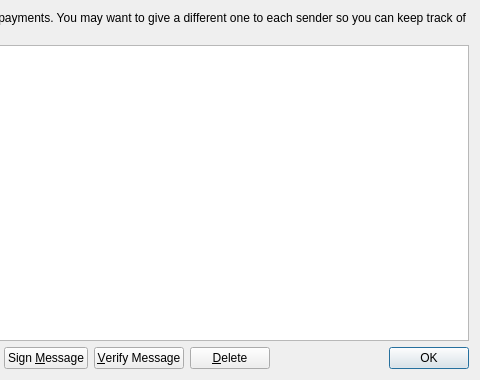
Above: src/qt/forms/addressbookpage.ui from WhitecoinCore/whitecoin before the change; both pictures show x 280 to 760 and y 0 to 380 of the 760 by 380 pixel window. Below: the same form after it.
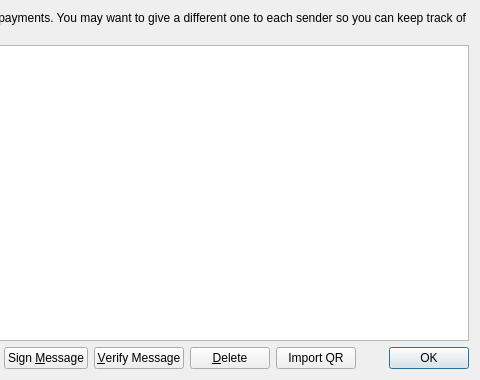
That is the form after the change.

What changed in the file:
```diff
--- a/src/qt/forms/addressbookpage.ui
+++ b/src/qt/forms/addressbookpage.ui
@@ -111,6 +111,13 @@
        </property>
       </widget>
      </item>
+     <item>
+      <widget class="QPushButton" name="importQRCodeButton">
+       <property name="text">
+        <string>Import QR</string>
+       </property>
+      </widget>
+     </item>
      <item>
       <spacer name="horizontalSpacer">
        <property name="orientation">
```
